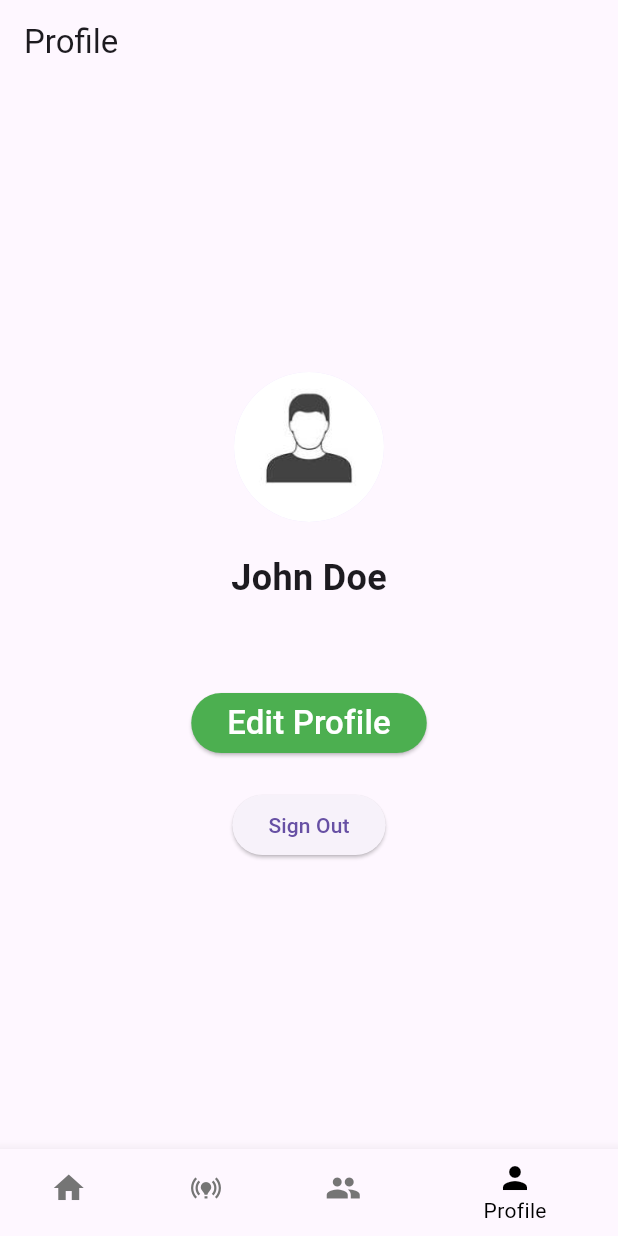
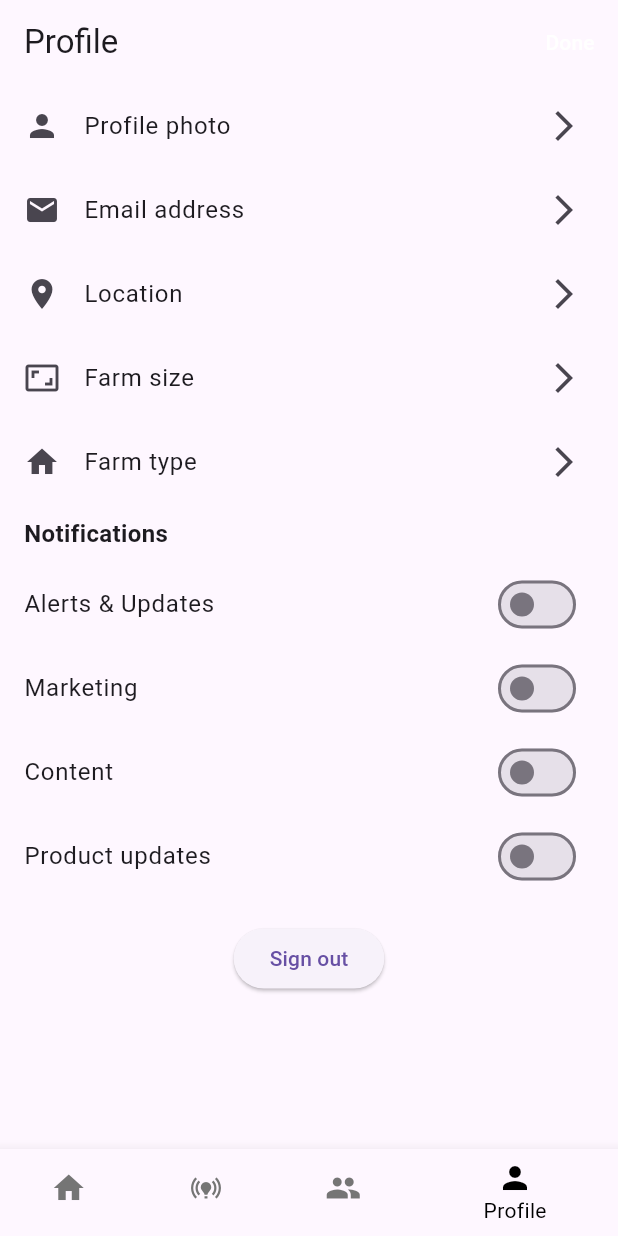
Before and after one commit to mwayandau1/farm_well, a Flutter app: the screen it shows once a user with an empty profile is signed in, item 4 of the bottom bar chosen, on a phone screen of 412 x 824 dp. Run offline on Flutter 3.47's test engine with Material 3 defaults, Android fonts, the phone set to English and light mode, and no system bars; our stand-ins replace carousel_slider, cloud_firestore, firebase_auth, firebase_core, firebase_storage, google_sign_in and 1 more; accounts and stored records are empty.

Commit message:
Modified the profile screen to add more option and updates

```diff
--- /dev/null
+++ b/lib/screens/profile2.dart
@@ -0,0 +1,132 @@
+import 'package:flutter/material.dart';
+
+class ProfileScreen extends StatefulWidget {
+  const ProfileScreen({Key? key}) : super(key: key);
+
+  @override
+  State<ProfileScreen> createState() => _ProfileScreenState();
+}
+
+class _ProfileScreenState extends State<ProfileScreen> {
+  bool _alertsUpdates = false;
+  bool _marketing = false;
+  bool _content = false;
+  bool _productUpdates = false;
+
+  @override
+  Widget build(BuildContext context) {
+    return Scaffold(
+      appBar: AppBar(
+        title: const Text('Profile'),
+        actions: [
+          TextButton(
+            onPressed: () {},
+            child: const Text(
+              'Done',
+              style: TextStyle(color: Colors.white),
+            ),
+          ),
+        ],
+      ),
+      body: ListView(
+        children: [
+          ListTile(
+            leading: const Icon(Icons.person),
+            title: const Text('Profile photo'),
+            trailing: const Icon(Icons.arrow_forward_ios),
+            onTap: () {
+              // Handle profile photo tap
+            },
+          ),
+          ListTile(
+            leading: const Icon(Icons.email),
+            title: const Text('Email address'),
+            trailing: const Icon(Icons.arrow_forward_ios),
+            onTap: () {
+              // Handle email address tap
+            },
+          ),
+          ListTile(
+            leading: const Icon(Icons.location_on),
+            title: const Text('Location'),
+            trailing: const Icon(Icons.arrow_forward_ios),
+            onTap: () {
+              // Handle location tap
+            },
+          ),
+          ListTile(
+            leading: const Icon(Icons.aspect_ratio),
+            title: const Text('Farm size'),
+            trailing: const Icon(Icons.arrow_forward_ios),
+            onTap: () {
+              // Handle farm size tap
+            },
+          ),
+          ListTile(
+            leading: const Icon(Icons.home),
+            title: const Text('Farm type'),
+            trailing: const Icon(Icons.arrow_forward_ios),
+            onTap: () {
+              // Handle farm type tap
+            },
+          ),
+          const Padding(
+            padding: EdgeInsets.symmetric(horizontal: 16.0, vertical: 8.0),
+            child: Text(
+              'Notifications',
+              style: TextStyle(
+                fontWeight: FontWeight.bold,
+                fontSize: 16.0,
+              ),
+            ),
+          ),
+          SwitchListTile(
+            title: const Text('Alerts & Updates'),
+            value: _alertsUpdates,
+            onChanged: (value) {
+              setState(() {
+                _alertsUpdates = value;
+              });
+            },
+          ),
+          SwitchListTile(
+            title: const Text('Marketing'),
+            value: _marketing,
+            onChanged: (value) {
+              setState(() {
+                _marketing = value;
+              });
+            },
+          ),
+          SwitchListTile(
+            title: const Text('Content'),
+            value: _content,
+            onChanged: (value) {
+              setState(() {
+                _content = value;
+              });
+            },
+          ),
+          SwitchListTile(
+            title: const Text('Product updates'),
+            value: _productUpdates,
+            onChanged: (value) {
+              setState(() {
+                _productUpdates = value;
+              });
+            },
+          ),
+          const SizedBox(height: 16.0),
+          Center(
+            child: ElevatedButton(
+              onPressed: () {
+                // Handle sign out
+              },
+              child: const Text('Sign out'),
+            ),
+          ),
+        ],
+      ),
+    );
+  }
+}
--- a/lib/widgets/main_layout.dart
+++ b/lib/widgets/main_layout.dart
@@ -1,5 +1,5 @@
 import 'package:farm_well/screens/prediction.dart';
-import 'package:farm_well/screens/profile.dart';
+import 'package:farm_well/screens/profile2.dart';
 import 'package:farm_well/screens/home.dart';
 import 'package:farm_well/screens/community.dart';
 import 'package:flutter/material.dart';
```
Also changed, not shown: lib/screens/profile.dart (+81 -6 lines).
